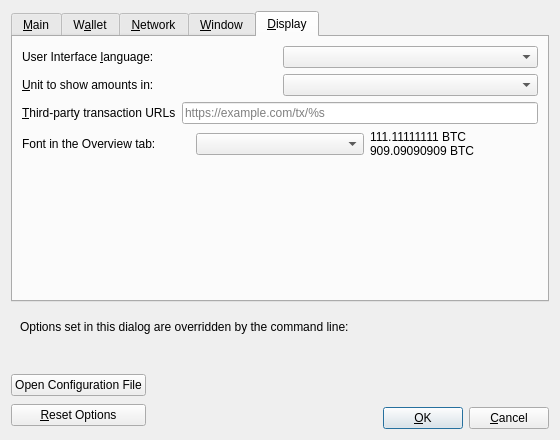
bitgold7/bitcoin, file src/qt/forms/optionsdialog.ui: the form before one commit.
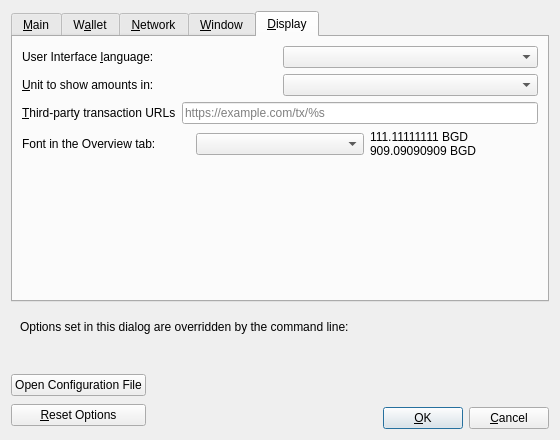
The form after the commit. The open tabs and pages were chosen to show the change. Custom widgets are drawn as their Qt base class.

```diff
--- a/src/qt/forms/optionsdialog.ui
+++ b/src/qt/forms/optionsdialog.ui
@@ -779,8 +779,8 @@
          <item>
           <widget class="QLabel" name="moneyFont_preview">
            <property name="text">
-            <string notr="true">111.11111111 BTC
-909.09090909 BTC</string>
+            <string notr="true">111.11111111 BGD
+909.09090909 BGD</string>
            </property>
           </widget>
          </item>
```
